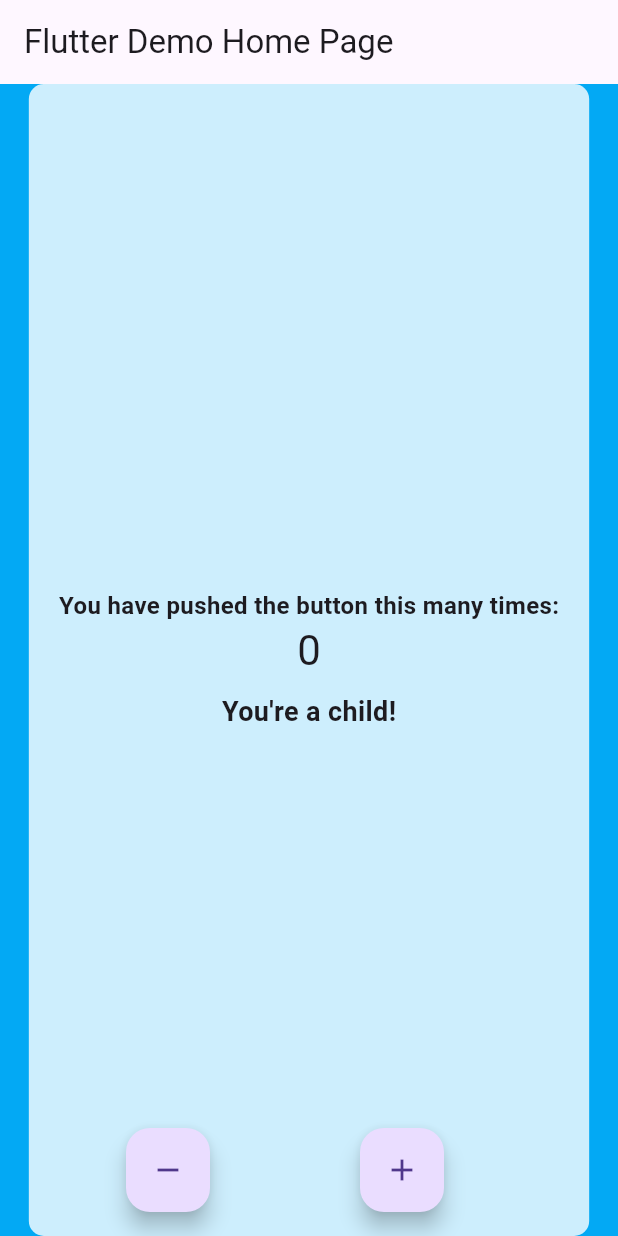
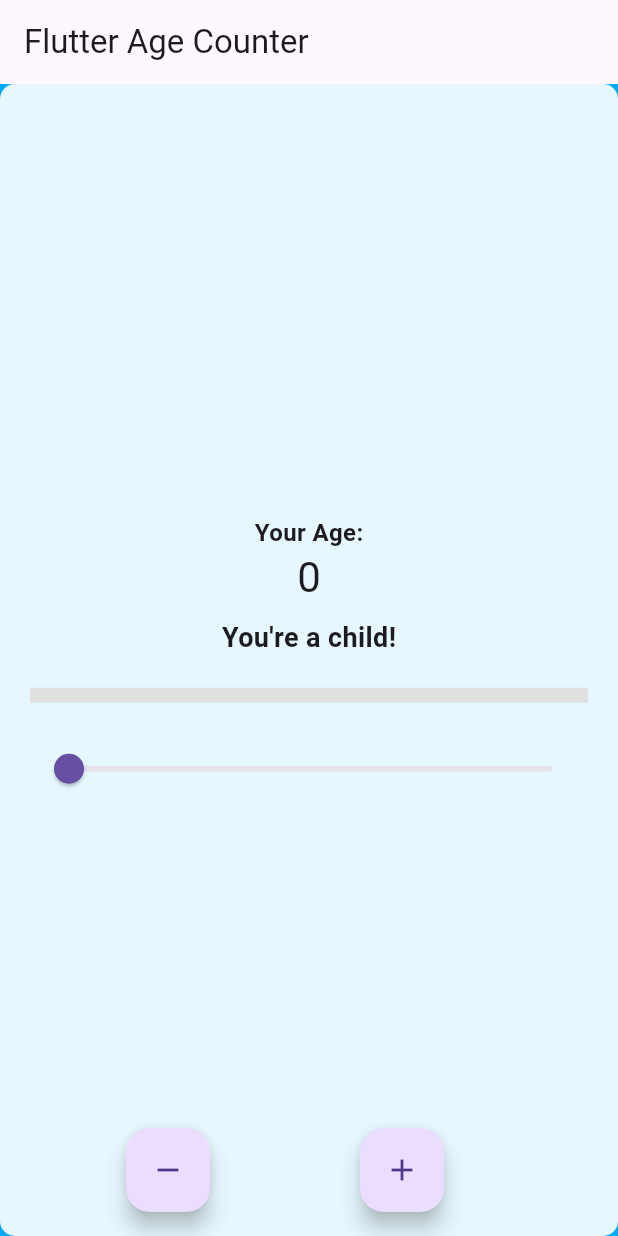
Before and after one commit to Ikran21/Inclass6, a Flutter app: the screen it shows after launch, after a tap on the "remove" icon, on a phone screen of 412 x 824 dp. Run offline on Flutter 3.47's test engine with Material 3 defaults, Android fonts, the phone set to English and light mode, and no system bars; missing offline and left inert: window_size.

```diff
--- a/lib/main.dart
+++ b/lib/main.dart
@@ -35,34 +35,49 @@ void setupWindow() {
 }
 
 class Counter with ChangeNotifier {
-  int value = 0;
+  int _value = 0;
+
+  int get value => _value;
 
   void increment() {
-    value += 1;
-    notifyListeners();
-  }
-
-  void decrement() {
-    if (value > 0) {
-      value -= 1;
+    if (_value < 99) {
+      _value += 1;
       notifyListeners();
     }
   }
 
+  void decrement() {
+    if (_value > 0) {
+      _value -= 1;
+      notifyListeners();
+    }
+  }
+
+  void setValue(double newValue) {
+    _value = newValue.toInt();
+    notifyListeners();
+  }
+
   Color get backgroundColor {
-    if (value <= 12) return Colors.lightBlue;
-    if (value <= 19) return Colors.lightGreen;
-    if (value <= 30) return Colors.red;
-    if (value <= 50) return Colors.orange;
+    if (_value <= 12) return Colors.lightBlue;
+    if (_value <= 19) return Colors.lightGreen;
+    if (_value <= 30) return Colors.yellow;
+    if (_value <= 50) return Colors.orange;
     return Colors.grey;
   }
 
   String get message {
-    if (value <= 12) return "You're a child!";
-    if (value <= 19) return "Teenager time!";
-    if (value <= 30) return "You're a young adult!";
-    if (value <= 50) return "You're an adult now!";
+    if (_value <= 12) return "You're a child!";
+    if (_value <= 19) return "Teenager time!";
+    if (_value <= 30) return "You're a young adult!";
+    if (_value <= 50) return "You're an adult now!";
     return "Golden years!";
+  }
+
+  Color get progressBarColor {
+    if (_value <= 33) return Colors.green;
+    if (_value <= 67) return Colors.yellow;
+    return Colors.red;
   }
 }
 
@@ -92,20 +107,20 @@ class MyHomePage extends StatelessWidget {
     return Scaffold(
       backgroundColor: counter.backgroundColor,
       appBar: AppBar(
-        title: const Text('Flutter Demo Home Page'),
+        title: const Text('Flutter Age Counter'),
       ),
       body: Center(
         child: Container(
           padding: const EdgeInsets.all(20),
           decoration: BoxDecoration(
-            color: Colors.white.withOpacity(0.8),
+            color: Colors.white.withOpacity(0.9),
             borderRadius: BorderRadius.circular(10),
           ),
           child: Column(
             mainAxisAlignment: MainAxisAlignment.center,
             children: [
               const Text(
-                'You have pushed the button this many times:',
+                'Your Age:',
                 style: TextStyle(fontSize: 16, fontWeight: FontWeight.bold),
               ),
               Text(
@@ -118,10 +133,34 @@ class MyHomePage extends StatelessWidget {
                 style:
                     const TextStyle(fontSize: 18, fontWeight: FontWeight.bold),
               ),
+              const SizedBox(height: 20),
+
+              // Progress Bar
+              LinearProgressIndicator(
+                value: counter.value / 99, // Normalize between 0 and 1
+                color: counter.progressBarColor,
+                backgroundColor: Colors.grey[300],
+                minHeight: 10,
+              ),
+              const SizedBox(height: 20),
+
+              // Age Slider
+              Slider(
+                value: counter.value.toDouble(),
+                min: 0,
+                max: 99,
+                divisions: 99,
+                label: '${counter.value}',
+                onChanged: (newValue) {
+                  counter.setValue(newValue);
+                },
+              ),
             ],
           ),
         ),
       ),
+
+      // Buttons for Increment and Decrement
       floatingActionButton: Row(
         mainAxisAlignment: MainAxisAlignment.spaceEvenly,
         children: [
```
